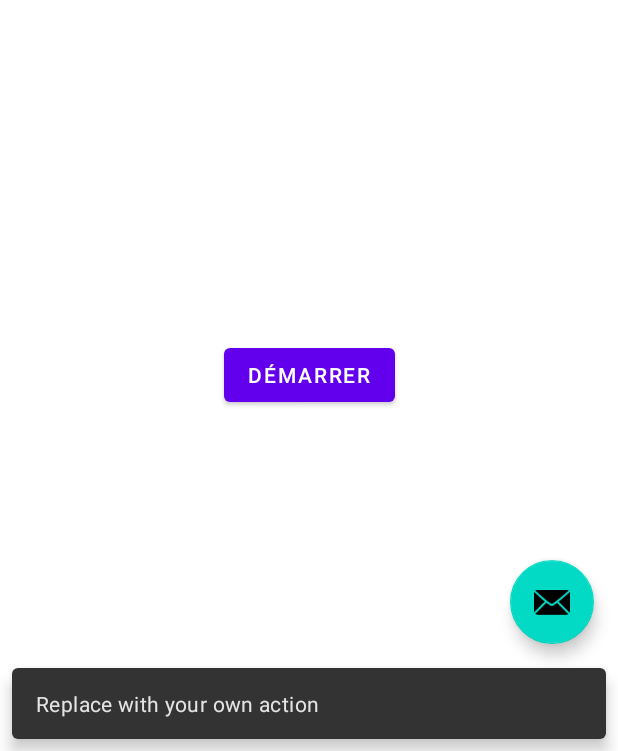
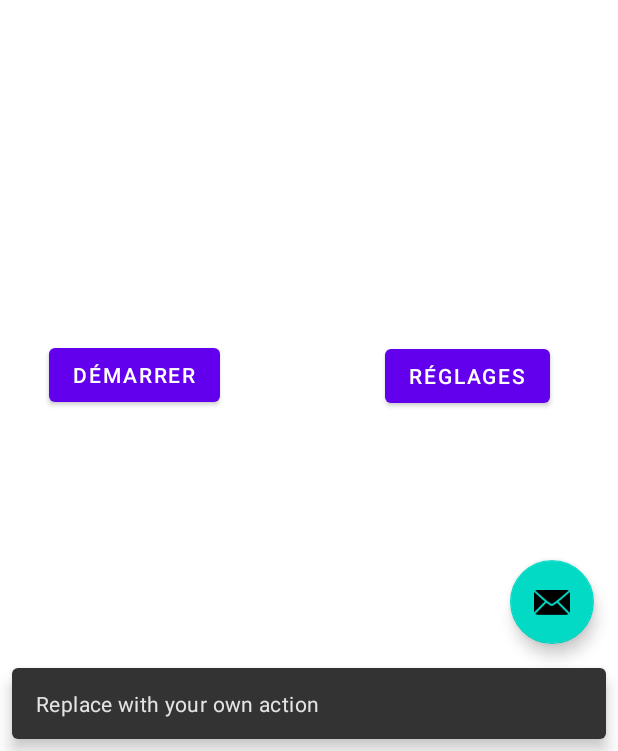
Before and after one commit to alexBDG/Auto-Robot-Mobile-App, an Android app: the screen it shows after launch (MainActivity), after a tap on an icon or button, on a phone screen of 412 x 824 dp, the part 485-1236 px from its top. Run offline under Robolectric (Android 15) with nearby library versions, the phone set to English and light mode, and no system bars; our stand-ins replace navigation-ui.

Commit message:
Add IP/PORT inputs as global settings.

```diff
--- a/app/src/main/AndroidManifest.xml
+++ b/app/src/main/AndroidManifest.xml
@@ -6,6 +6,7 @@
     <!--internet permissions and network state permission-->
     <uses-permission android:name="android.permission.INTERNET" />
     <uses-permission android:name="android.permission.ACCESS_NETWORK_STATE" />
+    <uses-permission android:name="android.permission.ACCESS_WIFI_STATE"/>
 
     <application
         android:allowBackup="true"
@@ -24,7 +25,6 @@
             android:theme="@style/Theme.AutoRobot.NoActionBar">
             <intent-filter>
                 <action android:name="android.intent.action.MAIN" />
-
                 <category android:name="android.intent.category.LAUNCHER" />
             </intent-filter>
         </activity>
--- a/app/src/main/java/com/example/autorobot/FirstFragment.kt
+++ b/app/src/main/java/com/example/autorobot/FirstFragment.kt
@@ -1,16 +1,17 @@
 package com.example.autorobot
 
 import android.os.Bundle
-import androidx.fragment.app.Fragment
 import android.view.LayoutInflater
 import android.view.View
 import android.view.ViewGroup
+import androidx.fragment.app.Fragment
 import androidx.navigation.fragment.findNavController
 import com.example.autorobot.databinding.FragmentFirstBinding
 
 /**
  * A simple [Fragment] subclass as the default destination in the navigation.
  */
+
 class FirstFragment : Fragment() {
 
     private var _binding: FragmentFirstBinding? = null
@@ -32,8 +33,11 @@ class FirstFragment : Fragment() {
     override fun onViewCreated(view: View, savedInstanceState: Bundle?) {
         super.onViewCreated(view, savedInstanceState)
 
-        binding.buttonFirst.setOnClickListener {
+        binding.buttonNavToSecond.setOnClickListener {
             findNavController().navigate(R.id.action_FirstFragment_to_SecondFragment)
+        }
+        binding.buttonNavToThird.setOnClickListener {
+            findNavController().navigate(R.id.action_FirstFragment_to_ThirdFragment)
         }
     }
 
--- a/app/src/main/res/layout/activity_main.xml
+++ b/app/src/main/res/layout/activity_main.xml
@@ -1,5 +1,6 @@
 <?xml version="1.0" encoding="utf-8"?>
-<androidx.coordinatorlayout.widget.CoordinatorLayout xmlns:android="http://schemas.android.com/apk/res/android"
+<androidx.coordinatorlayout.widget.CoordinatorLayout
+    xmlns:android="http://schemas.android.com/apk/res/android"
     xmlns:app="http://schemas.android.com/apk/res-auto"
     xmlns:tools="http://schemas.android.com/tools"
     android:layout_width="match_parent"
--- a/app/src/main/res/layout/fragment_first.xml
+++ b/app/src/main/res/layout/fragment_first.xml
@@ -1,10 +1,25 @@
 <?xml version="1.0" encoding="utf-8"?>
-<androidx.constraintlayout.widget.ConstraintLayout xmlns:android="http://schemas.android.com/apk/res/android"
+<androidx.constraintlayout.widget.ConstraintLayout
+    xmlns:android="http://schemas.android.com/apk/res/android"
     xmlns:app="http://schemas.android.com/apk/res-auto"
     xmlns:tools="http://schemas.android.com/tools"
     android:layout_width="match_parent"
     android:layout_height="match_parent"
     tools:context=".FirstFragment">
+
+    <TextView
+        android:id="@+id/getIPAddress"
+        android:layout_width="wrap_content"
+        android:layout_height="wrap_content"
+        android:layout_centerInParent="true"
+        android:textAlignment="center"
+        android:textColor="@android:color/background_dark"
+        android:textSize="24sp"
+        android:textStyle="bold"
+        app:layout_constraintBottom_toTopOf="@+id/textview_first"
+        app:layout_constraintEnd_toEndOf="parent"
+        app:layout_constraintStart_toStartOf="parent"
+        app:layout_constraintTop_toTopOf="parent" />
 
     <TextView
         android:id="@+id/textview_first"
@@ -15,18 +30,32 @@
         android:textColor="@android:color/darker_gray"
         android:textSize="30sp"
         android:textStyle="bold"
-        app:layout_constraintBottom_toTopOf="@id/button_first"
+        app:layout_constraintBottom_toTopOf="@id/button_nav_to_second"
         app:layout_constraintEnd_toEndOf="parent"
         app:layout_constraintStart_toStartOf="parent"
         app:layout_constraintTop_toTopOf="parent" />
 
     <Button
-        android:id="@+id/button_first"
+        android:id="@+id/button_nav_to_second"
         android:layout_width="wrap_content"
         android:layout_height="wrap_content"
         android:text="@string/launch"
         app:layout_constraintBottom_toBottomOf="parent"
-        app:layout_constraintEnd_toEndOf="parent"
+        app:layout_constraintEnd_toStartOf="@+id/button_nav_to_third"
+        app:layout_constraintHorizontal_bias="0.229"
         app:layout_constraintStart_toStartOf="parent"
         app:layout_constraintTop_toBottomOf="@id/textview_first" />
+
+    <Button
+        android:id="@+id/button_nav_to_third"
+        android:layout_width="wrap_content"
+        android:layout_height="wrap_content"
+        android:text="@string/settings"
+        app:layout_constraintBottom_toBottomOf="parent"
+        app:layout_constraintEnd_toEndOf="parent"
+        app:layout_constraintHorizontal_bias="0.849"
+        app:layout_constraintStart_toStartOf="parent"
+        app:layout_constraintTop_toBottomOf="@id/textview_first"
+        app:layout_constraintVertical_bias="0.501" />
+
 </androidx.constraintlayout.widget.ConstraintLayout>
--- a/app/src/main/res/layout/fragment_second.xml
+++ b/app/src/main/res/layout/fragment_second.xml
@@ -1,5 +1,6 @@
 <?xml version="1.0" encoding="utf-8"?>
-<androidx.constraintlayout.widget.ConstraintLayout xmlns:android="http://schemas.android.com/apk/res/android"
+<androidx.constraintlayout.widget.ConstraintLayout
+    xmlns:android="http://schemas.android.com/apk/res/android"
     xmlns:app="http://schemas.android.com/apk/res-auto"
     xmlns:tools="http://schemas.android.com/tools"
     android:layout_width="match_parent"
@@ -23,4 +24,5 @@
         app:layout_constraintEnd_toEndOf="parent"
         app:layout_constraintStart_toStartOf="parent"
         app:layout_constraintTop_toBottomOf="@id/mjpegid" />
+
 </androidx.constraintlayout.widget.ConstraintLayout>
--- a/app/src/main/res/navigation/nav_graph.xml
+++ b/app/src/main/res/navigation/nav_graph.xml
@@ -14,6 +14,9 @@
         <action
             android:id="@+id/action_FirstFragment_to_SecondFragment"
             app:destination="@id/SecondFragment" />
+        <action
+            android:id="@+id/action_FirstFragment_to_ThirdFragment"
+            app:destination="@id/ThirdFragment" />
     </fragment>
     <fragment
         android:id="@+id/SecondFragment"
@@ -25,4 +28,14 @@
             android:id="@+id/action_SecondFragment_to_FirstFragment"
             app:destination="@id/FirstFragment" />
     </fragment>
+    <fragment
+        android:id="@+id/ThirdFragment"
+        android:name="com.example.autorobot.ThirdFragment"
+        android:label="@string/third_fragment_label"
+        tools:layout="@layout/fragment_third">
+
+        <action
+            android:id="@+id/action_ThirdFragment_to_FirstFragment"
+            app:destination="@id/FirstFragment" />
+    </fragment>
 </navigation>
--- a/app/src/main/res/values/strings.xml
+++ b/app/src/main/res/values/strings.xml
@@ -4,7 +4,9 @@
     <!-- Strings used for fragments for navigation -->
     <string name="first_fragment_label">First Fragment</string>
     <string name="second_fragment_label">Second Fragment</string>
+    <string name="third_fragment_label">Third Fragment</string>
     <string name="launch">Démarrer</string>
+    <string name="settings">Réglages</string>
     <string name="menu">Menu</string>
 
     <string name="main_title">Auto-Robot</string>
```
Also changed, not shown: app/src/main/java/com/example/autorobot/SecondFragment.kt (+16 -9 lines), app/src/main/java/com/example/autorobot/ThridFragment.kt (added, +72 -0 lines), app/src/main/res/layout/fragment_third.xml (added, +163 -0 lines).
